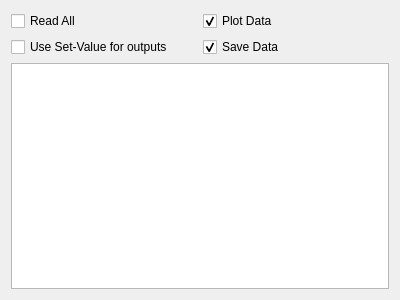
FAU-LAP/NOMAD-CAMELS, file gui/read_channels.ui: the form before one commit.
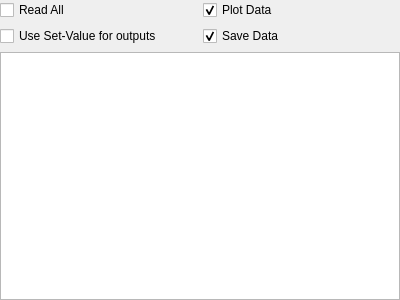
The form after the commit.

The edit to the form file:
```diff
--- a/gui/read_channels.ui
+++ b/gui/read_channels.ui
@@ -14,6 +14,18 @@
    <string>Form</string>
   </property>
   <layout class="QGridLayout" name="gridLayout">
+   <property name="leftMargin">
+    <number>0</number>
+   </property>
+   <property name="topMargin">
+    <number>0</number>
+   </property>
+   <property name="rightMargin">
+    <number>0</number>
+   </property>
+   <property name="bottomMargin">
+    <number>0</number>
+   </property>
    <item row="0" column="1">
     <widget class="QCheckBox" name="checkBox_plot">
      <property name="text">
```
